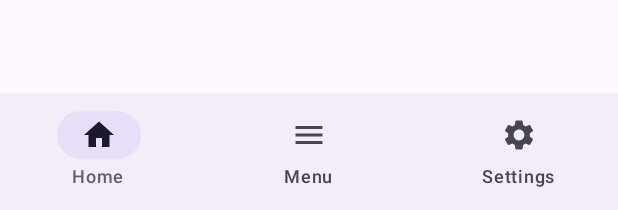
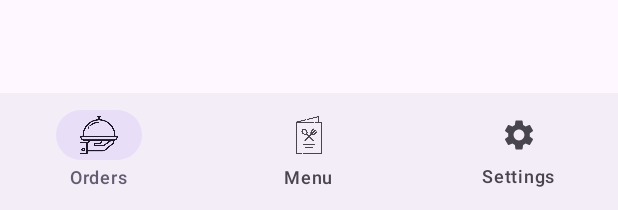
Before and after one commit to abhi7varshi/chef-in-home, an Android app built with Jetpack Compose: the @Preview function HomeScreenPreview, on a phone screen of 412 x 824 dp. Shown: the part 1023-1233 px from the top of the screen. Run offline under Robolectric (Android 15) with nearby library versions, the phone set to English and light mode, and no system bars; 3 statements that could not run were skipped.

Commit message:
Bottom Navigation Icons

```diff
--- a/ChefApp/app/src/main/java/com/example/chefapp/ui/composable/HomeScreen.kt
+++ b/ChefApp/app/src/main/java/com/example/chefapp/ui/composable/HomeScreen.kt
@@ -6,10 +6,9 @@ import androidx.compose.foundation.layout.Row
 import androidx.compose.foundation.layout.Spacer
 import androidx.compose.foundation.layout.fillMaxSize
 import androidx.compose.foundation.layout.padding
+import androidx.compose.foundation.layout.size
 import androidx.compose.foundation.layout.width
 import androidx.compose.material.icons.Icons
-import androidx.compose.material.icons.automirrored.filled.ExitToApp
-import androidx.compose.material.icons.filled.Home
 import androidx.compose.material.icons.filled.Menu
 import androidx.compose.material.icons.filled.Settings
 import androidx.compose.material3.*
@@ -23,11 +22,13 @@ import androidx.compose.ui.Modifier
 import androidx.compose.ui.draw.scale
 import androidx.compose.ui.graphics.Color
 import androidx.compose.ui.platform.LocalContext
+import androidx.compose.ui.res.painterResource
 import androidx.compose.ui.tooling.preview.Preview
 import androidx.compose.ui.unit.dp
 import androidx.compose.ui.unit.sp
 import androidx.navigation.NavController
 import androidx.navigation.compose.rememberNavController
+import com.example.chefapp.R
 import com.example.chefapp.SettingsRepository
 import com.example.chefapp.SettingsViewModel
 import com.example.chefapp.data.dummyOrders
@@ -89,13 +90,26 @@ fun HomeScreen(
                 NavigationBarItem(
                     selected = selectedIndex.intValue == 0,
                     onClick = { selectedIndex.intValue = 0 },
-                    icon = { Icon(Icons.Default.Home, contentDescription = "Home") },
-                    label = { Text("Home") }
+                    icon = {
+                        Icon(
+                            painter = painterResource(id = R.drawable.tray),
+                            contentDescription = "Orders - Tray Icon",
+                            modifier = Modifier.size(25.dp)
+                        )
+                    },
+                    label = { Text("Orders") },
+
                 )
                 NavigationBarItem(
                     selected = selectedIndex.intValue == 1,
                     onClick = { selectedIndex.intValue = 1 },
-                    icon = { Icon(Icons.Default.Menu, contentDescription = "Menu") },
+                    icon = {
+                        Icon(
+                            painter = painterResource(id = R.drawable.menu),
+                            contentDescription = "Menu Icon",
+                            modifier = Modifier.size(25.dp)
+                        )
+                    },
                     label = { Text("Menu") }
                 )
                 NavigationBarItem(
```
